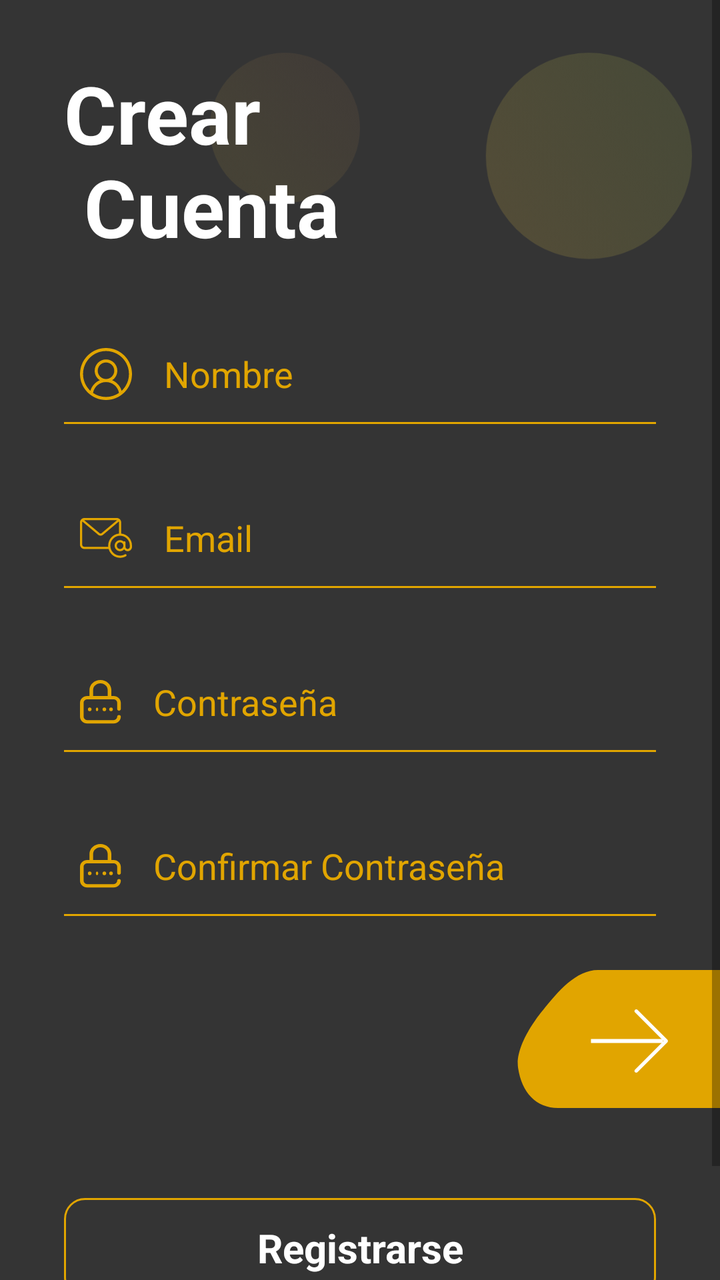
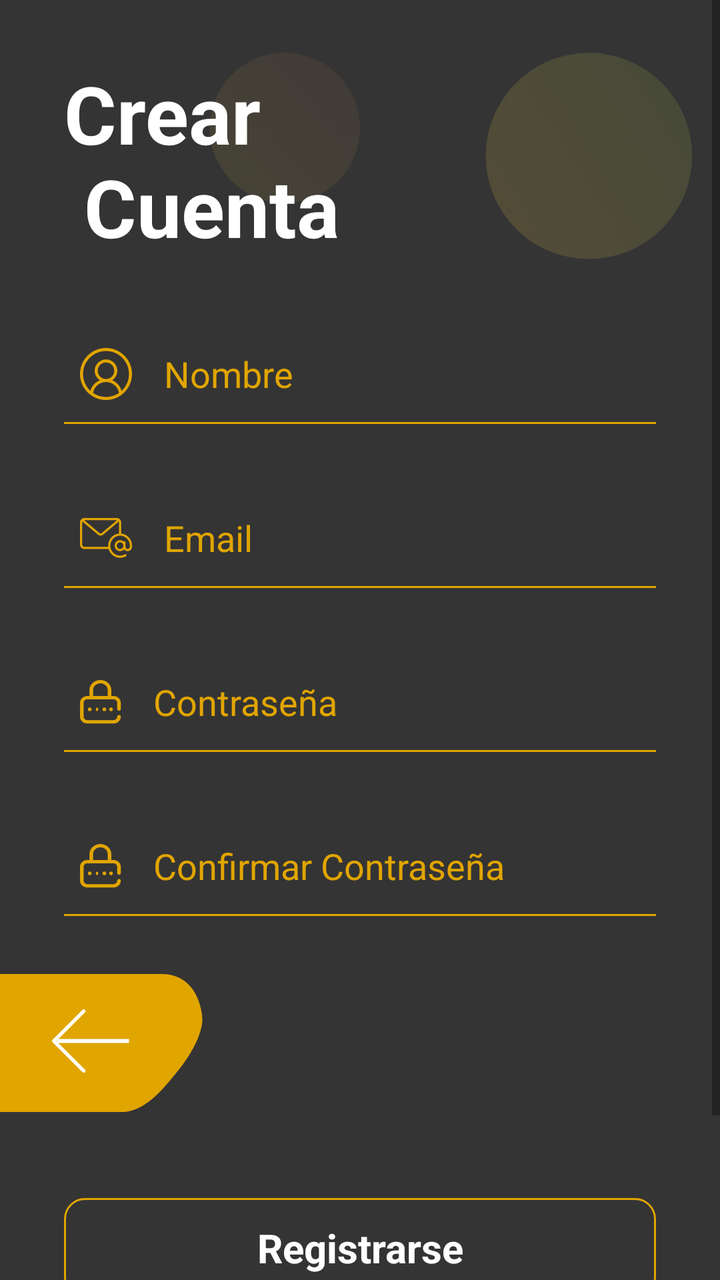

Screens rendered from an Android XML layout before and after an edit, with the pre-edit source and the edit as a unified diff.
<!-- AndroidManifest.xml: application theme Theme.CERVERICA -->
<!-- res/layout/activity_registro.xml -->
<?xml version="1.0" encoding="utf-8"?>
<androidx.constraintlayout.widget.ConstraintLayout xmlns:android="http://schemas.android.com/apk/res/android"
    xmlns:app="http://schemas.android.com/apk/res-auto"
    xmlns:tools="http://schemas.android.com/tools"
    android:layout_width="match_parent"
    android:layout_height="match_parent"
    android:background="#343434"
    android:orientation="vertical">

    <ImageView
        android:id="@+id/imageView2"
        android:layout_width="wrap_content"
        android:layout_height="wrap_content"
        android:layout_marginTop="-100dp"
        app:layout_constraintEnd_toEndOf="parent"
        app:layout_constraintStart_toStartOf="parent"
        app:layout_constraintTop_toTopOf="parent"
        app:srcCompat="@drawable/top_background" />

    <ScrollView
        android:layout_width="match_parent"
        android:layout_height="match_parent">

        <LinearLayout
            android:layout_width="match_parent"
            android:layout_height="wrap_content"
            android:orientation="vertical" >

            <TextView
                android:id="@+id/textView2"
                android:layout_width="match_parent"
                android:layout_height="wrap_content"
                android:layout_marginStart="32dp"
                android:layout_marginTop="30dp"
                android:layout_marginBottom="0dp"
                android:text="Crear \n Cuenta"
                android:textColor="#ffffff"
                android:textSize="40dp"
                android:textStyle="bold" />
            <EditText
                android:id="@+id/full_name"
                android:layout_width="match_parent"
                android:layout_height="50dp"
                android:hint="Nombre"
                android:padding="8dp"
                android:drawablePadding="16dp"
                android:textColorHint="#E1A500"
                android:ems="10"
                android:textColor="#ffffff"
                android:inputType="textPersonName"
                android:layout_marginTop="32dp"
                android:drawableStart="@drawable/name"
                android:layout_marginStart="32dp"
                android:layout_marginEnd="32dp"
                android:background="@drawable/edittext_background"
                />
            <EditText
                android:id="@+id/email"
                android:layout_width="match_parent"
                android:layout_height="50dp"
                android:hint="Email"
                android:padding="8dp"
                android:drawablePadding="16dp"
                android:textColor="#ffffff"
                android:textColorHint="#E1A500"
                android:ems="10"
                android:inputType="textPersonName"
                android:layout_marginTop="32dp"
                android:drawableStart="@drawable/email"
                android:layout_marginStart="32dp"
                android:layout_marginEnd="32dp"
                android:background="@drawable/edittext_background"
                />
            <EditText
                android:id="@+id/password"
                android:layout_width="match_parent"
                android:layout_height="50dp"
                android:hint="Contraseña"
                android:padding="8dp"
                android:drawablePadding="16dp"
                android:textColor="#ffffff"
                android:textColorHint="#E1A500"
                android:ems="10"
                android:inputType="textPassword"
                android:layout_marginTop="32dp"
                android:drawableStart="@drawable/password"
                android:layout_marginStart="32dp"
                android:layout_marginEnd="32dp"
                android:background="@drawable/edittext_background"
                />
            <EditText
                android:id="@+id/confirm_password"
                android:layout_width="match_parent"
                android:layout_height="50dp"
                android:hint="Confirmar Contraseña"
                android:padding="8dp"
                android:drawablePadding="16dp"
                android:textColorHint="#E1A500"
                android:textColor="#ffffff"
                android:ems="10"
                android:inputType="textPassword"
                android:layout_marginTop="32dp"
                android:drawableStart="@drawable/password"
                android:layout_marginStart="32dp"
                android:layout_marginEnd="32dp"
                android:background="@drawable/edittext_background"
                />

            <ImageView
                android:id="@+id/back_button"
                android:layout_width="wrap_content"
                android:layout_height="wrap_content"
                android:layout_gravity="end"
                android:layout_marginTop="16dp"
                app:srcCompat="@drawable/btn_login" />

            <androidx.appcompat.widget.AppCompatButton
                android:id="@+id/register_button"
                style="@android:style/Widget.Button"
                android:layout_width="match_parent"
                android:layout_height="50dp"
                android:background="@drawable/background_btn_2"
                android:text="Registrarse"
                android:textColor="#ffffff"
                android:textSize="20sp"
                android:textStyle="bold"
                android:layout_margin="32dp"/>

            <TextView
                android:id="@+id/login_button"
                android:layout_width="match_parent"
                android:layout_height="wrap_content"
                android:layout_marginTop="0dp"
                android:text="¿Ya tienes una cuenta? Iniciar sesión"
                android:textAlignment="center"
                android:textColor="#E1A500"
                android:textSize="16dp"
                android:textStyle="bold" />
        </LinearLayout>
    </ScrollView>
</androidx.constraintlayout.widget.ConstraintLayout>
<!-- resources referenced by this layout -->
<resources>
  <!-- drawable background_btn_2 (drawable) -->
  <?xml version="1.0" encoding="utf-8"?>
  <selector xmlns:android="http://schemas.android.com/apk/res/android">
      <item>
          <shape android:shape="rectangle">
              <corners android:radius="10dp"/>
              <stroke android:color="#E1A500" android:width="1dp"/>
          </shape>
      </item>
  </selector>
  <!-- drawable btn_login: png bitmap (drawable-hdpi, 2838 bytes) -->
  <!-- drawable edittext_background (drawable) -->
  <?xml version="1.0" encoding="utf-8"?>
  <layer-list xmlns:android="http://schemas.android.com/apk/res/android">
  <item android:top="-3dp" android:bottom="-1dp" android:right="-3dp" android:left="-3dp">
  <shape>
      <stroke android:width="2dp" android:color="#E1A500"/>
  </shape>
  </item>
  </layer-list>
  <!-- drawable email: png bitmap (drawable-hdpi, 1018 bytes) -->
  <!-- drawable name: png bitmap (drawable-hdpi, 1369 bytes) -->
  <!-- drawable password: png bitmap (drawable-hdpi, 703 bytes) -->
  <!-- drawable top_background: png bitmap (drawable-hdpi, 35226 bytes) -->
  <style name="Theme.CERVERICA" parent="Base.Theme.CERVERICA" />
  <style name="Base.Theme.CERVERICA" parent="Theme.MaterialComponents.DayNight.NoActionBar">
          
          
      </style>
</resources>

<!-- the commit's change to res/layout/activity_registro.xml (unified diff, before → after) -->
@@ -64,7 +64,7 @@
                 android:textColor="#ffffff"
                 android:textColorHint="#E1A500"
                 android:ems="10"
-                android:inputType="textPersonName"
+                android:inputType="textEmailAddress"
                 android:layout_marginTop="32dp"
                 android:drawableStart="@drawable/email"
                 android:layout_marginStart="32dp"
@@ -110,8 +110,9 @@
                 android:id="@+id/back_button"
                 android:layout_width="wrap_content"
                 android:layout_height="wrap_content"
-                android:layout_gravity="end"
+                android:layout_gravity="start"
                 android:layout_marginTop="16dp"
+                android:rotation="180"
                 app:srcCompat="@drawable/btn_login" />
 
             <androidx.appcompat.widget.AppCompatButton
@@ -126,16 +127,34 @@
                 android:textStyle="bold"
                 android:layout_margin="32dp"/>
 
-            <TextView
-                android:id="@+id/login_button"
+            <LinearLayout
                 android:layout_width="match_parent"
                 android:layout_height="wrap_content"
-                android:layout_marginTop="0dp"
-                android:text="¿Ya tienes una cuenta? Iniciar sesión"
-                android:textAlignment="center"
-                android:textColor="#E1A500"
-                android:textSize="16dp"
-                android:textStyle="bold" />
+                android:orientation="horizontal"
+                android:gravity="center"
+                android:padding="16dp">
+
+                
+                <TextView
+                    android:layout_width="wrap_content"
+                    android:layout_height="wrap_content"
+                    android:text="¿Ya tienes una cuenta?"
+                    android:textColor="#FFFFFF"
+                    android:textSize="16sp"
+                    android:textStyle="bold" />
+
+                
+                <TextView
+                    android:id="@+id/login_button"
+                    android:layout_width="wrap_content"
+                    android:layout_height="wrap_content"
+                    android:text=" Iniciar sesión"
+                    android:textColor="#E1A500"
+                    android:textSize="16sp"
+                    android:textStyle="bold" />
+
+            </LinearLayout>
+
         </LinearLayout>
     </ScrollView>
 </androidx.constraintlayout.widget.ConstraintLayout>
